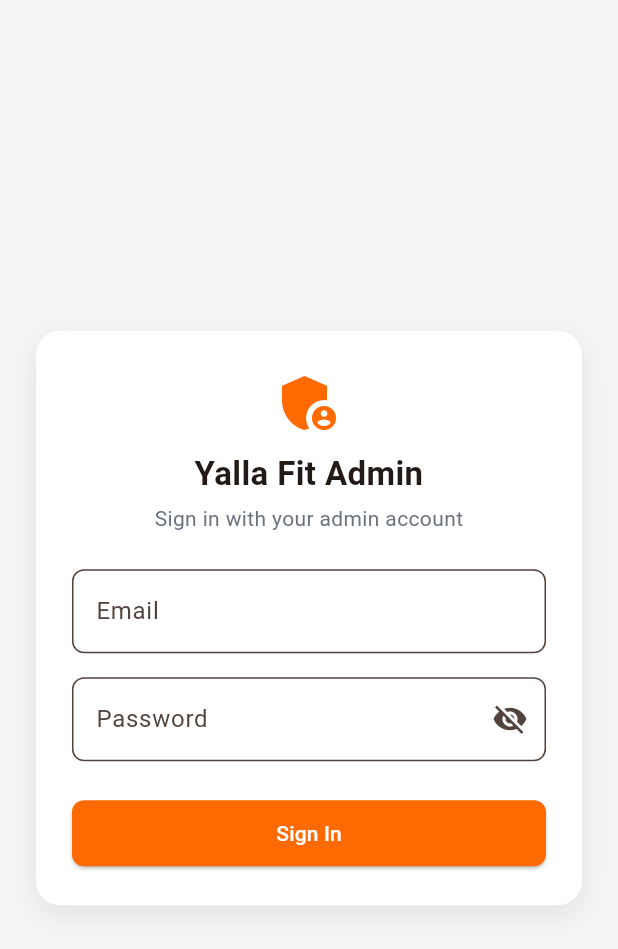
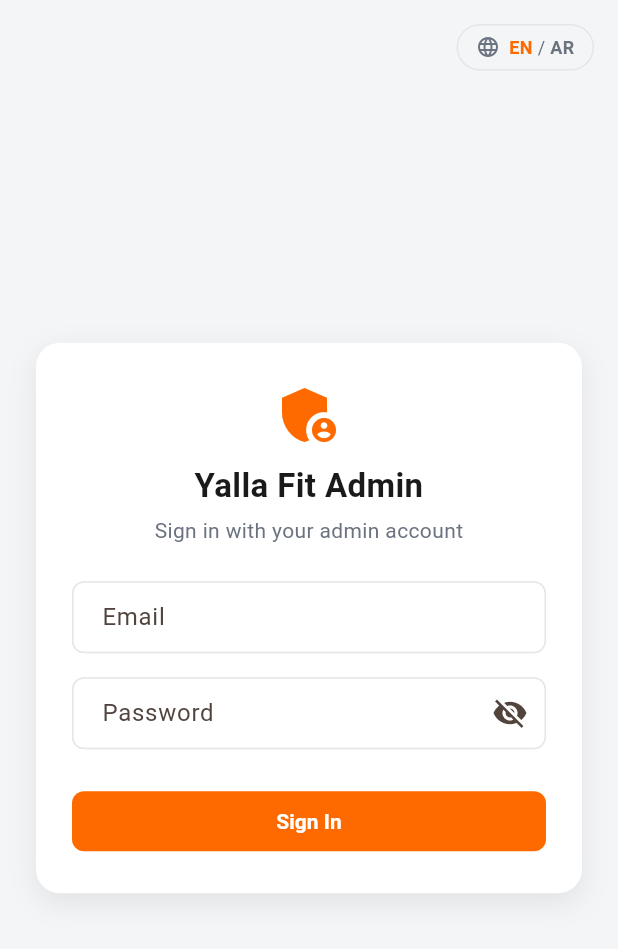
Before and after one commit to damachills19/yallas_Admin, a Flutter app: the screen it shows after launch, on a phone screen of 412 x 824 dp. Shown: the top 949 px of the screen. Run offline on Flutter 3.47's test engine with Material 3 defaults, Android fonts, the phone set to English and light mode, and no system bars; our stand-ins replace fl_chart, flutter_riverpod, supabase_flutter; accounts and stored records are empty.

Commit message:
Add EN/AR localization, notification badge, trainer-approval avatar pipeline, theme polish
- Login and dashboard shell now support English/Arabic via a lightweight
  translation table and a top-right locale toggle (RTL-aware).
- Notification bell with a pending-count badge aggregating trainer
  applications and bank-transfer orders needing review.
- Approving a trainer now creates their real public trainer profile and
  copies their uploaded photo into a public avatar bucket, fixing both
  the missing name and missing photo on the client-facing trainer list.
- Visual polish pass: theme, empty states, and admin_repository name join.

Co-Authored-By: Claude Sonnet 5 <noreply@anthropic.com>

```diff
--- a/lib/main.dart
+++ b/lib/main.dart
@@ -3,6 +3,7 @@ import 'package:flutter_riverpod/flutter_riverpod.dart';
 import 'config/supabase_config.dart';
 import 'theme/app_theme.dart';
 import 'providers/auth_provider.dart';
+import 'providers/locale_provider.dart';
 import 'screens/login_screen.dart';
 import 'screens/shell_screen.dart';
 
@@ -12,16 +13,20 @@ void main() async {
   runApp(const ProviderScope(child: YallaFitAdminApp()));
 }
 
-class YallaFitAdminApp extends StatelessWidget {
+class YallaFitAdminApp extends ConsumerWidget {
   const YallaFitAdminApp({super.key});
 
   @override
-  Widget build(BuildContext context) {
-    return MaterialApp(
-      title: 'Yalla Fit Admin',
-      debugShowCheckedModeBanner: false,
-      theme: AppTheme.light,
-      home: const _RootGate(),
+  Widget build(BuildContext context, WidgetRef ref) {
+    final locale = ref.watch(adminLocaleProvider);
+    return Directionality(
+      textDirection: locale == AppLocale.ar ? TextDirection.rtl : TextDirection.ltr,
+      child: MaterialApp(
+        title: 'Yalla Fit Admin',
+        debugShowCheckedModeBanner: false,
+        theme: AppTheme.light,
+        home: const _RootGate(),
+      ),
     );
   }
 }
--- /dev/null
+++ b/lib/providers/locale_provider.dart
@@ -0,0 +1,5 @@
+import 'package:flutter_riverpod/flutter_riverpod.dart';
+
+enum AppLocale { en, ar }
+
+final adminLocaleProvider = StateProvider<AppLocale>((ref) => AppLocale.en);
--- a/lib/screens/login_screen.dart
+++ b/lib/screens/login_screen.dart
@@ -2,8 +2,11 @@ import 'package:flutter/material.dart';
 import 'package:flutter_riverpod/flutter_riverpod.dart';
 import '../theme/app_theme.dart';
 import '../providers/auth_provider.dart';
+import '../providers/locale_provider.dart';
+import '../l10n/admin_strings.dart';
 import '../widgets/app_button.dart';
 import '../widgets/app_text_field.dart';
+import '../widgets/locale_toggle.dart';
 
 class LoginScreen extends ConsumerStatefulWidget {
   const LoginScreen({super.key});
@@ -32,8 +35,11 @@ class _LoginScreenState extends ConsumerState<LoginScreen> {
   @override
   Widget build(BuildContext context) {
     final authState = ref.watch(adminAuthProvider);
+    final locale = ref.watch(adminLocaleProvider);
     return Scaffold(
-      body: Center(
+      body: Stack(
+        children: [
+          Center(
             child: SingleChildScrollView(
               padding: const EdgeInsets.all(AppSpacing.lg),
               child: ConstrainedBox(
@@ -53,35 +59,33 @@ class _LoginScreenState extends ConsumerState<LoginScreen> {
                       children: [
                         const Icon(Icons.admin_panel_settings, size: 48, color: AppColors.primary),
                         const SizedBox(height: AppSpacing.sm),
-                    const Text('Yalla Fit Admin', style: TextStyle(fontSize: 22, fontWeight: FontWeight.bold), textAlign: TextAlign.center),
+                        Text(t(locale, 'app_title'), style: const TextStyle(fontSize: 22, fontWeight: FontWeight.bold), textAlign: TextAlign.center),
                         const SizedBox(height: AppSpacing.xs),
-                    const Text('Sign in with your admin account', style: TextStyle(color: AppColors.onSurfaceMuted), textAlign: TextAlign.center),
+                        Text(t(locale, 'sign_in_subtitle'), style: const TextStyle(color: AppColors.onSurfaceMuted), textAlign: TextAlign.center),
                         const SizedBox(height: AppSpacing.lg),
                         AppTextField(
-                      label: 'Email',
+                          label: t(locale, 'email'),
                           controller: _email,
                           keyboardType: TextInputType.emailAddress,
-                      validator: (v) => (v == null || v.trim().isEmpty) ? 'Required' : null,
+                          validator: (v) => (v == null || v.trim().isEmpty) ? t(locale, 'required') : null,
                         ),
                         const SizedBox(height: AppSpacing.md),
                         AppTextField(
-                      label: 'Password',
+                          label: t(locale, 'password'),
                           controller: _password,
                           obscureText: true,
-                      validator: (v) => (v == null || v.isEmpty) ? 'Required' : null,
+                          validator: (v) => (v == null || v.isEmpty) ? t(locale, 'required') : null,
                         ),
                         if (authState.error != null) ...[
                           const SizedBox(height: AppSpacing.md),
                           Text(
-                        authState.error == 'access_denied'
-                            ? 'This account does not have admin access.'
-                            : authState.error!,
+                            authState.error == 'access_denied' ? t(locale, 'access_denied') : authState.error!,
                             style: const TextStyle(color: AppColors.error),
                             textAlign: TextAlign.center,
                           ),
                         ],
                         const SizedBox(height: AppSpacing.lg),
-                    AppButton(label: 'Sign In', onPressed: _submit, isLoading: authState.isLoading),
+                        AppButton(label: t(locale, 'sign_in'), onPressed: _submit, isLoading: authState.isLoading),
                       ],
                     ),
                   ),
@@ -89,6 +93,9 @@ class _LoginScreenState extends ConsumerState<LoginScreen> {
               ),
             ),
           ),
+          const Positioned(top: AppSpacing.md, right: AppSpacing.md, child: LocaleToggle()),
+        ],
+      ),
     );
   }
 }
--- a/lib/theme/app_theme.dart
+++ b/lib/theme/app_theme.dart
@@ -48,6 +48,24 @@ class AppTheme {
         foregroundColor: AppColors.onSurface,
         elevation: 0,
         centerTitle: false,
+        titleTextStyle: TextStyle(color: AppColors.onSurface, fontSize: 20, fontWeight: FontWeight.w700),
+        surfaceTintColor: Colors.transparent,
+      ),
+      textTheme: base.textTheme.copyWith(
+        headlineSmall: const TextStyle(fontWeight: FontWeight.w700, color: AppColors.onSurface),
+        titleLarge: const TextStyle(fontWeight: FontWeight.w700, color: AppColors.onSurface),
+        titleMedium: const TextStyle(fontWeight: FontWeight.w600, color: AppColors.onSurface),
+        bodyMedium: const TextStyle(color: AppColors.onSurface),
+        bodySmall: const TextStyle(color: AppColors.onSurfaceMuted),
+      ),
+      cardTheme: CardThemeData(
+        color: AppColors.surface,
+        elevation: 0,
+        margin: EdgeInsets.zero,
+        shape: RoundedRectangleBorder(
+          borderRadius: BorderRadius.circular(AppRadius.lg),
+          side: const BorderSide(color: AppColors.border),
+        ),
       ),
       elevatedButtonTheme: ElevatedButtonThemeData(
         style: ElevatedButton.styleFrom(
@@ -55,12 +73,38 @@ class AppTheme {
           foregroundColor: Colors.white,
           padding: const EdgeInsets.symmetric(horizontal: AppSpacing.lg, vertical: AppSpacing.sm + 4),
           shape: RoundedRectangleBorder(borderRadius: BorderRadius.circular(AppRadius.sm)),
+          textStyle: const TextStyle(fontWeight: FontWeight.w600, fontSize: 14),
+          elevation: 0,
         ),
+      ),
+      outlinedButtonTheme: OutlinedButtonThemeData(
+        style: OutlinedButton.styleFrom(
+          foregroundColor: AppColors.primary,
+          side: const BorderSide(color: AppColors.primary),
+          padding: const EdgeInsets.symmetric(horizontal: AppSpacing.lg, vertical: AppSpacing.sm + 4),
+          shape: RoundedRectangleBorder(borderRadius: BorderRadius.circular(AppRadius.sm)),
+          textStyle: const TextStyle(fontWeight: FontWeight.w600, fontSize: 14),
+        ),
+      ),
+      chipTheme: base.chipTheme.copyWith(
+        backgroundColor: AppColors.surfaceMuted,
+        labelStyle: const TextStyle(color: AppColors.onSurface, fontSize: 13),
+        side: const BorderSide(color: AppColors.border),
+      ),
+      dividerTheme: const DividerThemeData(color: AppColors.border, thickness: 1, space: 1),
+      snackBarTheme: SnackBarThemeData(
+        backgroundColor: AppColors.onSurface,
+        contentTextStyle: const TextStyle(color: Colors.white),
+        behavior: SnackBarBehavior.floating,
+        shape: RoundedRectangleBorder(borderRadius: BorderRadius.circular(AppRadius.sm)),
       ),
       inputDecorationTheme: InputDecorationTheme(
         filled: true,
         fillColor: AppColors.surface,
+        contentPadding: const EdgeInsets.symmetric(horizontal: AppSpacing.md, vertical: AppSpacing.sm + 4),
         border: OutlineInputBorder(borderRadius: BorderRadius.circular(AppRadius.sm), borderSide: const BorderSide(color: AppColors.border)),
+        enabledBorder: OutlineInputBorder(borderRadius: BorderRadius.circular(AppRadius.sm), borderSide: const BorderSide(color: AppColors.border)),
+        focusedBorder: OutlineInputBorder(borderRadius: BorderRadius.circular(AppRadius.sm), borderSide: const BorderSide(color: AppColors.primary, width: 1.5)),
       ),
     );
   }
--- /dev/null
+++ b/lib/widgets/locale_toggle.dart
@@ -0,0 +1,50 @@
+import 'package:flutter/material.dart';
+import 'package:flutter_riverpod/flutter_riverpod.dart';
+import '../providers/locale_provider.dart';
+import '../theme/app_theme.dart';
+
+class LocaleToggle extends ConsumerWidget {
+  const LocaleToggle({super.key});
+
+  @override
+  Widget build(BuildContext context, WidgetRef ref) {
+    final locale = ref.watch(adminLocaleProvider);
+    return InkWell(
+      borderRadius: BorderRadius.circular(AppRadius.pill),
+      onTap: () {
+        ref.read(adminLocaleProvider.notifier).state = locale == AppLocale.en ? AppLocale.ar : AppLocale.en;
+      },
+      child: Container(
+        padding: const EdgeInsets.symmetric(horizontal: 12, vertical: 6),
+        decoration: BoxDecoration(
+          border: Border.all(color: AppColors.border),
+          borderRadius: BorderRadius.circular(AppRadius.pill),
+        ),
+        child: Row(
+          mainAxisSize: MainAxisSize.min,
+          children: [
+            const Icon(Icons.language, size: 16, color: AppColors.onSurfaceMuted),
+            const SizedBox(width: 6),
+            Text(
+              'EN',
+              style: TextStyle(
+                fontWeight: FontWeight.bold,
+                fontSize: 12,
+                color: locale == AppLocale.en ? AppColors.primary : AppColors.onSurfaceMuted,
+              ),
+            ),
+            const Text(' / ', style: TextStyle(fontSize: 12, color: AppColors.onSurfaceMuted)),
+            Text(
+              'AR',
+              style: TextStyle(
+                fontWeight: FontWeight.bold,
+                fontSize: 12,
+                color: locale == AppLocale.ar ? AppColors.primary : AppColors.onSurfaceMuted,
+              ),
+            ),
+          ],
+        ),
+      ),
+    );
+  }
+}
```
Also changed, not shown: lib/l10n/admin_strings.dart (added, +31 -0 lines), lib/models/trainer_application.dart (+9 -0 lines), lib/repositories/admin_repository.dart (+111 -1 lines), lib/screens/shell_screen.dart (+41 -22 lines), lib/screens/trainer_applications_screen.dart (+12 -1 lines), lib/widgets/empty_state.dart (+10 -2 lines), lib/widgets/notification_bell.dart (added, +98 -0 lines), 2 other files. Lines whose indentation alone changed are shown as unchanged.
